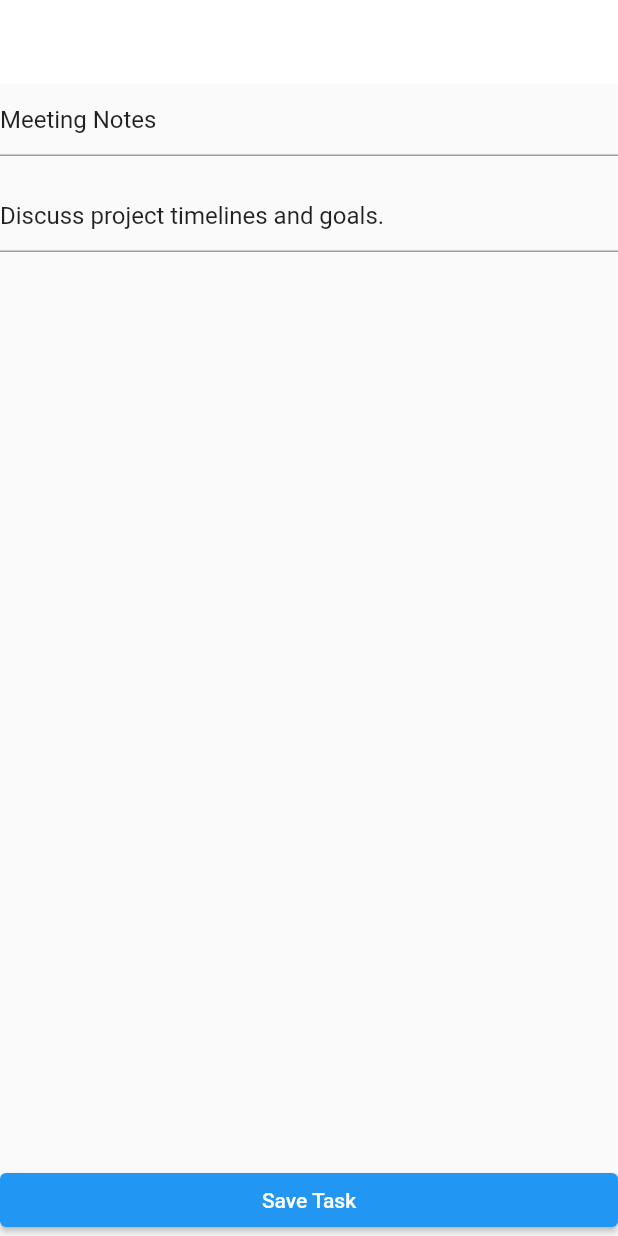
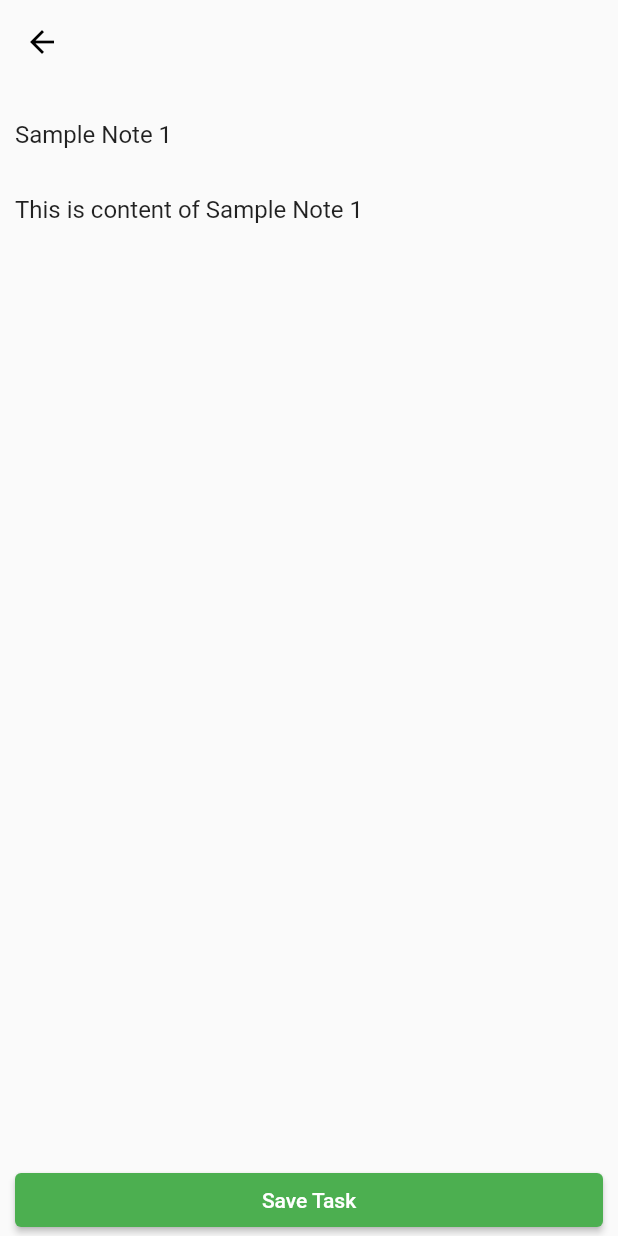
Before and after one commit to rahulbarna00/mobile-applications, a Flutter app: the HomePage screen opened directly, after a tap on the "edit" icon, on a phone screen of 412 x 824 dp. Run offline on Flutter 3.47's test engine with Material 2 defaults, Android fonts, the light colour scheme and no system bars.

Commit message:
Colors and Padding

```diff
--- a/lib/main.dart
+++ b/lib/main.dart
@@ -6,13 +6,39 @@ void main() {
 }
 
 class MyApp extends StatelessWidget {
-  const MyApp({super.key});
+  const MyApp({Key? key});
 
   @override
   Widget build(BuildContext context) {
+    Brightness systemBrightness = MediaQuery.of(context).platformBrightness;
+
     return MaterialApp(
+      theme: ThemeData(
+        brightness: systemBrightness == Brightness.dark ? Brightness.dark : Brightness.light,
+        elevatedButtonTheme: ElevatedButtonThemeData(
+          style: ElevatedButton.styleFrom(
+            backgroundColor: Colors.green,
+            foregroundColor: Colors.white
+          )
+        ),
+        floatingActionButtonTheme: FloatingActionButtonThemeData(
+          backgroundColor: Colors.green, // Set the background color of the FAB
+          foregroundColor: Colors.white, // Set the icon/text color of the FAB
+          shape: RoundedRectangleBorder(
+            borderRadius: BorderRadius.circular(10.0), // Set the shape of the FAB
+          ),
+
+        ),
+        appBarTheme: AppBarTheme(
+          color: systemBrightness == Brightness.light ? Colors.transparent : null,
+          iconTheme: IconThemeData(
+            color: systemBrightness == Brightness.light ? Colors.black : null, // Set the icon color to a contrasting color
+          ),
+        ),
+      ),
+
       debugShowCheckedModeBanner: false,
-      home: HomePage(),
+      home: const HomePage(),
     );
   }
 }
--- a/lib/models/note_model.dart
+++ b/lib/models/note_model.dart
@@ -12,13 +12,8 @@ class Note {
 
 List<Note> sampleNotes = [
   Note(
-    title: 'Meeting Notes',
-    content: 'Discuss project timelines and goals.',
-    timestamp: DateTime.now(),
-  ),
-  Note(
-    title: 'Ideas for App',
-    content: 'Brainstorm new features and improvements.',
+    title: 'Sample Note 1',
+    content: 'This is content of Sample Note 1',
     timestamp: DateTime.now(),
   ),
 ];
--- a/lib/pages/HomePage.dart
+++ b/lib/pages/HomePage.dart
@@ -13,6 +13,7 @@ class HomePage extends StatefulWidget {
 }
 
 class _HomePageState extends State<HomePage> {
+  bool isDarkMode = false;
   List<Note> notes = sampleNotes; // Use the sampleNotes list
 
   @override
@@ -21,8 +22,8 @@ class _HomePageState extends State<HomePage> {
       body: SafeArea(
         child: Column(
           children: [
-            CustomAppBar(),
-            CustomSearchBar(),
+            const CustomAppBar(),
+            const CustomSearchBar(),
             Expanded(child: NotesView(notes: notes)),
           ],
         ),
@@ -41,8 +42,8 @@ class _HomePageState extends State<HomePage> {
             });
           }
         },
-        child: Icon(Icons.add),
         tooltip: 'Add Task',
+        child: const Icon(Icons.add),
       ),
     );
   }
--- a/lib/pages/TaskScreen.dart
+++ b/lib/pages/TaskScreen.dart
@@ -1,4 +1,3 @@
-// EditTaskScreen.dart
 import 'package:flutter/material.dart';
 import '../models/note_model.dart';
 
@@ -21,30 +20,33 @@ class EditTaskScreen extends StatelessWidget {
     return Scaffold(
       appBar: AppBar(
         elevation: 0,
-        backgroundColor: Colors.white,
       ),
-      body: Column(
+      body: Padding(
+        padding: const EdgeInsets.only(top: 10.0, left: 10.0, right: 10.0),
+        child: Column(
           crossAxisAlignment: CrossAxisAlignment.stretch,
           children: [
             TextField(
               controller: titleController,
-            decoration: InputDecoration(
+              decoration: const InputDecoration(
+                border: InputBorder.none,
                 hintText: 'Task Title',
               ),
             ),
-          SizedBox(height: 16.0),
+            const SizedBox(height: 2.0),
             Expanded(
               child: SingleChildScrollView(
                 child: TextField(
                   maxLines: null,
                   controller: contentController,
-                decoration: InputDecoration(
+                  decoration: const InputDecoration(
+                    border: InputBorder.none,
                     hintText: 'Task Content',
                   ),
                 ),
               ),
             ),
-          SizedBox(height: 16.0),
+            const SizedBox(height: 16.0),
             ElevatedButton(
               onPressed: () async {
                 String taskTitle = titleController.text;
@@ -58,9 +60,10 @@ class EditTaskScreen extends StatelessWidget {
 
                 Navigator.pop(context, editedNote);
               },
-            child: Text('Save Task'),
+              child: const Text('Save Task'),
             ),
           ],
+        ),
       ),
     );
   }
--- a/lib/utils/AppBar.dart
+++ b/lib/utils/AppBar.dart
@@ -1,29 +1,21 @@
 import 'package:flutter/material.dart';
 
 class CustomAppBar extends StatelessWidget {
-  const CustomAppBar({super.key});
+
+  const CustomAppBar({
+    Key? key,
+  }) : super(key: key);
 
   @override
   Widget build(BuildContext context) {
-    return Row(
+    return const Row(
       mainAxisAlignment: MainAxisAlignment.spaceBetween,
       children: [
-        const Text(
-          'Notes',
-          style: TextStyle(fontSize: 30, color: Colors.black),
-        ),
-        IconButton(
-          onPressed: () {},
-          padding: const EdgeInsets.all(0),
-          icon: Container(
-            width: 40,
-            height: 40,
-            decoration: BoxDecoration(
-                borderRadius: BorderRadius.circular(25)),
-            child: const Icon(
-              Icons.sunny,
-              color: Colors.black,
-            ),
+        Padding(
+          padding: EdgeInsets.all(12.0),
+          child: Text(
+            'Notes',
+            style: TextStyle(fontSize: 30),
           ),
         ),
       ],
--- a/lib/utils/NotesView.dart
+++ b/lib/utils/NotesView.dart
@@ -19,8 +19,10 @@ class _NotesViewState extends State<NotesView> {
       shrinkWrap: true,
       itemCount: widget.notes.length,
       itemBuilder: (context, index) {
-        return Card(
-          elevation: 3.0,
+        return Padding(
+          padding: const EdgeInsets.only(left: 8.0, right: 8.0, top: 8.0),
+          child: Card(
+            elevation: 2.5,
             child: ListTile(
               title: Row(
                 mainAxisAlignment: MainAxisAlignment.spaceBetween,
@@ -40,18 +42,19 @@ class _NotesViewState extends State<NotesView> {
                 mainAxisSize: MainAxisSize.min,
                 children: [
                   IconButton(
-                  icon: Icon(Icons.edit),
+                    icon: const Icon(Icons.edit),
                     onPressed: () {
                       _editTask(context, widget.notes[index]);
                     },
                   ),
                   IconButton(
-                  icon: Icon(Icons.delete),
+                    icon: const Icon(Icons.delete),
                     onPressed: () {
                       _deleteTask(index);
                     },
                   ),
                 ],
+              ),
             ),
           ),
         );
--- a/lib/utils/SearchBar.dart
+++ b/lib/utils/SearchBar.dart
@@ -5,24 +5,26 @@ class CustomSearchBar extends StatelessWidget {
 
   @override
   Widget build(BuildContext context) {
-    TextEditingController _searchController = TextEditingController();
+    TextEditingController searchController = TextEditingController();
 
-    return Container(
+    return Padding(
+      padding: const EdgeInsets.only(bottom: 8.0, left: 8.0, right: 8.0),
+      child: Container(
         decoration: BoxDecoration(
           color: Colors.white,
           borderRadius: BorderRadius.circular(20.0), // Set border radius for curvature
           boxShadow: [
             BoxShadow(
-            color: Colors.grey.withOpacity(0.5), // Set shadow color
+              color: Colors.grey.withOpacity(0.4), // Set shadow color
               spreadRadius: 2,
               blurRadius: 5,
-            offset: Offset(0, 2), // Adjust the offset to control shadow position
+              offset: const Offset(0, 2), // Adjust the offset to control shadow position
             ),
           ],
         ),
         child: TextField(
-        controller: _searchController,
-        decoration: InputDecoration(
+          controller: searchController,
+          decoration: const InputDecoration(
             hintText: 'Search',
             prefixIcon: Icon(Icons.search, color: Colors.black),
             border: InputBorder.none, // Remove the default border
@@ -33,6 +35,7 @@ class CustomSearchBar extends StatelessWidget {
             print('Search query: $value');
           },
         ),
+      ),
     );
   }
 }
```
Lines whose indentation alone changed are shown as unchanged.
